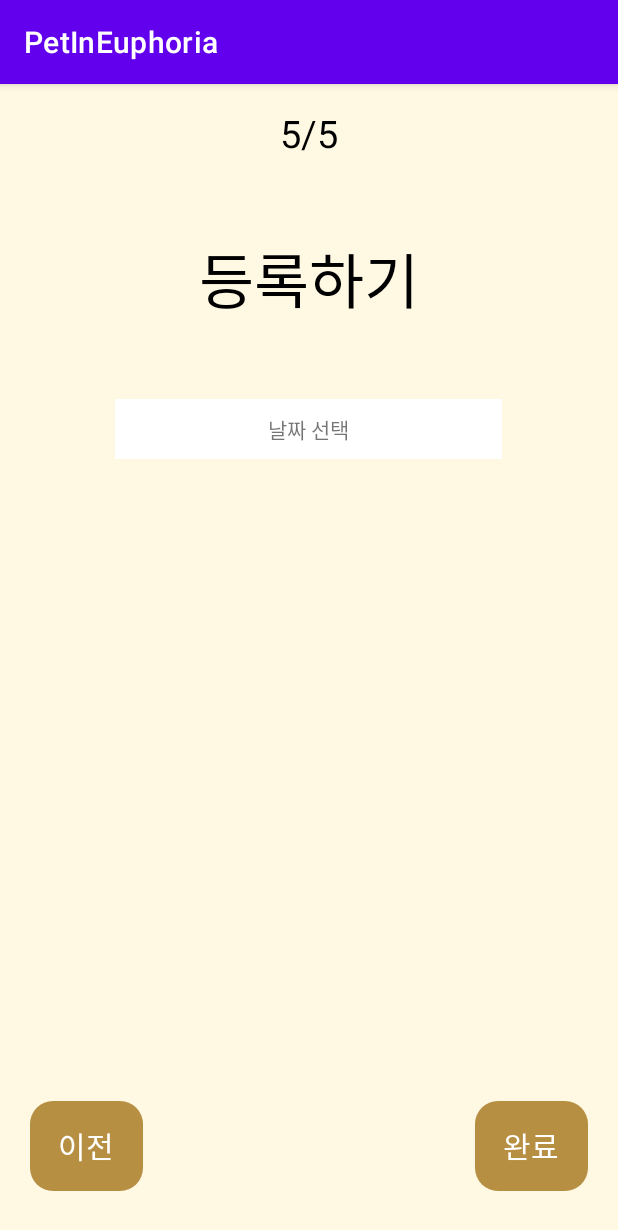
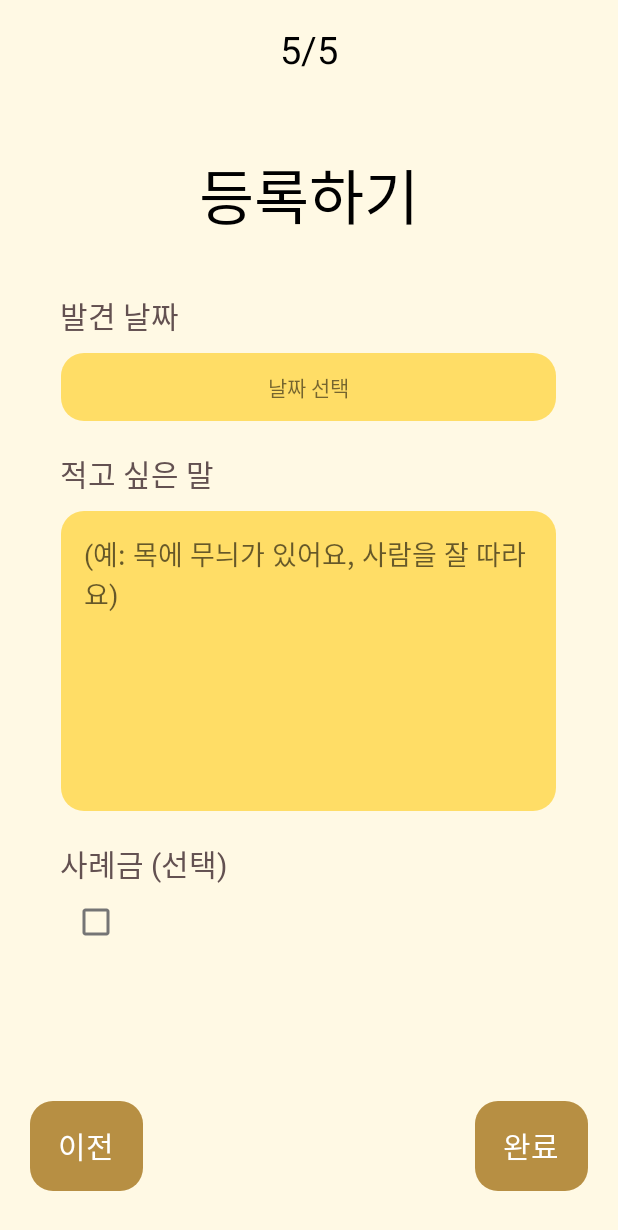
Before and after one commit to ninutky/PetInEuphoria, an Android app: the FindRegisterActivity5 screen opened directly, with no data from a screen before it, on a phone screen of 412 x 824 dp. Shown: the top 1230 px of the screen. Run offline under Robolectric (Android 15) with nearby library versions, the phone set to English and light mode, and no system bars.

Commit message:
activity_find_register5 수정

```diff
--- a/app/src/main/java/com/example/petineuphoria/FindRegisterActivity5.kt
+++ b/app/src/main/java/com/example/petineuphoria/FindRegisterActivity5.kt
@@ -14,6 +14,7 @@ class FindRegisterActivity5 : AppCompatActivity() {
     override fun onCreate(savedInstanceState: Bundle?) {
         super.onCreate(savedInstanceState)
         setContentView(R.layout.activity_find_register5)
+        supportActionBar?.hide()
 
         val done = findViewById<Button>(R.id.next_button)
         val prev = findViewById<Button>(R.id.prev_button)
@@ -37,7 +38,7 @@ class FindRegisterActivity5 : AppCompatActivity() {
             val cal = Calendar.getInstance()
 
             val data = OnDateSetListener { view, year, month, day ->
-                sd.setText("${year}/${month}/${day}")
+                sd.setText("${year}년 ${month}월 ${day}일")
             }
 
             val dialog = DatePickerDialog(
--- a/app/src/main/res/layout/activity_find_register.xml
+++ b/app/src/main/res/layout/activity_find_register.xml
@@ -17,7 +17,7 @@
 
     <TextView
         android:text="등록하기"
-        android:layout_marginTop="30dp"
+        android:layout_marginTop="50dp"
         android:layout_gravity="center"
         android:layout_width="wrap_content"
         android:layout_height="wrap_content"
@@ -26,7 +26,7 @@
 
     <TextView
         android:text="반려동물의 사진을 업로드해주세요!"
-        android:layout_marginTop="45dp"
+        android:layout_marginTop="35dp"
         android:layout_gravity="center"
         android:layout_width="wrap_content"
         android:layout_height="wrap_content"
--- a/app/src/main/res/layout/activity_find_register3.xml
+++ b/app/src/main/res/layout/activity_find_register3.xml
@@ -26,7 +26,7 @@
 
 <TextView
     android:text="반려동물의 특징을 알려주세요!"
-    android:layout_marginTop="45dp"
+    android:layout_marginTop="35dp"
     android:layout_gravity="center"
     android:layout_width="wrap_content"
     android:layout_height="wrap_content"
@@ -40,7 +40,7 @@
     android:layout_gravity="center"
     android:gravity="top"
     android:layout_marginTop="45dp"
-    android:maxLength="500"
+    android:maxLength="340"
     android:padding="15dp"
     android:hint="(예: 목에 무늬가 있어요, 사람을 잘 따라요)"
     android:background="@drawable/exam" />
--- a/app/src/main/res/layout/activity_find_register5.xml
+++ b/app/src/main/res/layout/activity_find_register5.xml
@@ -25,16 +25,62 @@
         android:textColor="@color/black"
         android:textSize="40dp" />
 
+    <TextView
+        android:text="발견 날짜"
+        android:layout_marginTop="35dp"
+        android:layout_marginLeft="40dp"
+        android:layout_width="300dp"
+        android:layout_height="wrap_content"
+        android:textColor="#635151"
+        android:textSize="20dp" />
 
     <TextView
         android:id="@+id/startDate"
         android:gravity="center"
-        android:layout_width="258dp"
-        android:layout_height="40dp"
+        android:layout_width="330dp"
+        android:layout_height="45dp"
         android:layout_gravity="center"
-        android:layout_marginTop="50dp"
-        android:background="@color/white"
+        android:layout_marginTop="10dp"
+        android:background="@drawable/exam"
         android:text="날짜 선택" />
+
+    <TextView
+        android:text="적고 싶은 말"
+        android:layout_marginTop="20dp"
+        android:layout_marginLeft="40dp"
+        android:layout_width="300dp"
+        android:layout_height="wrap_content"
+        android:textColor="#635151"
+        android:textSize="20dp" />
+
+    <EditText
+        android:layout_width="330dp"
+        android:layout_height="200dp"
+        android:layout_gravity="center"
+        android:gravity="top"
+        android:layout_marginTop="10dp"
+        android:maxLength="250"
+        android:padding="15dp"
+        android:hint="(예: 목에 무늬가 있어요, 사람을 잘 따라요)"
+        android:background="@drawable/exam" />
+
+    <TextView
+        android:text="사례금 (선택)"
+        android:layout_marginTop="20dp"
+        android:layout_marginLeft="40dp"
+        android:layout_width="300dp"
+        android:layout_height="wrap_content"
+        android:textColor="#635151"
+        android:textSize="20dp" />
+
+<!--    체크하면 금액을 쓸 수 있게, 숫자 뒤 원-->
+    <CheckBox android:id="@+id/checkbox_cheese"
+        android:layout_width="wrap_content"
+        android:layout_height="wrap_content"
+        android:layout_marginLeft="40dp"
+        android:onClick="onCheckboxClicked"/>
+
+
 
     <!--    <DatePicker-->
     <!--        android:id="@+id/date_picker"-->
```
